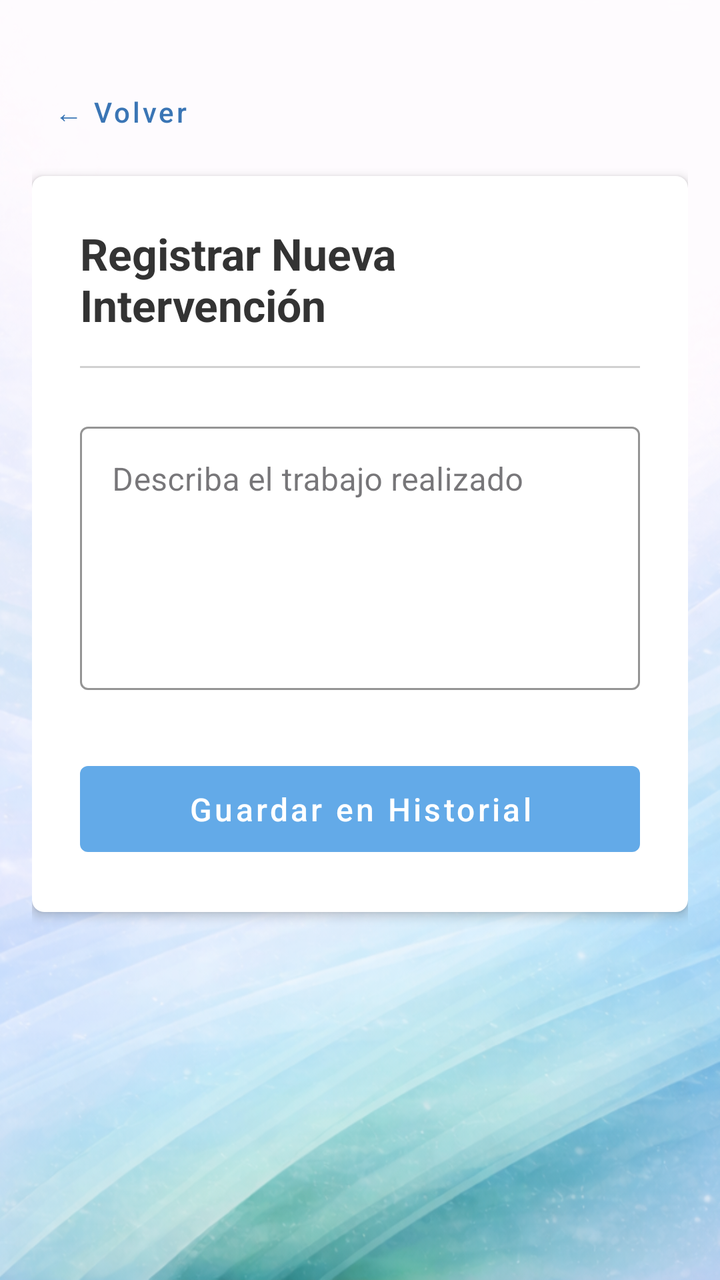
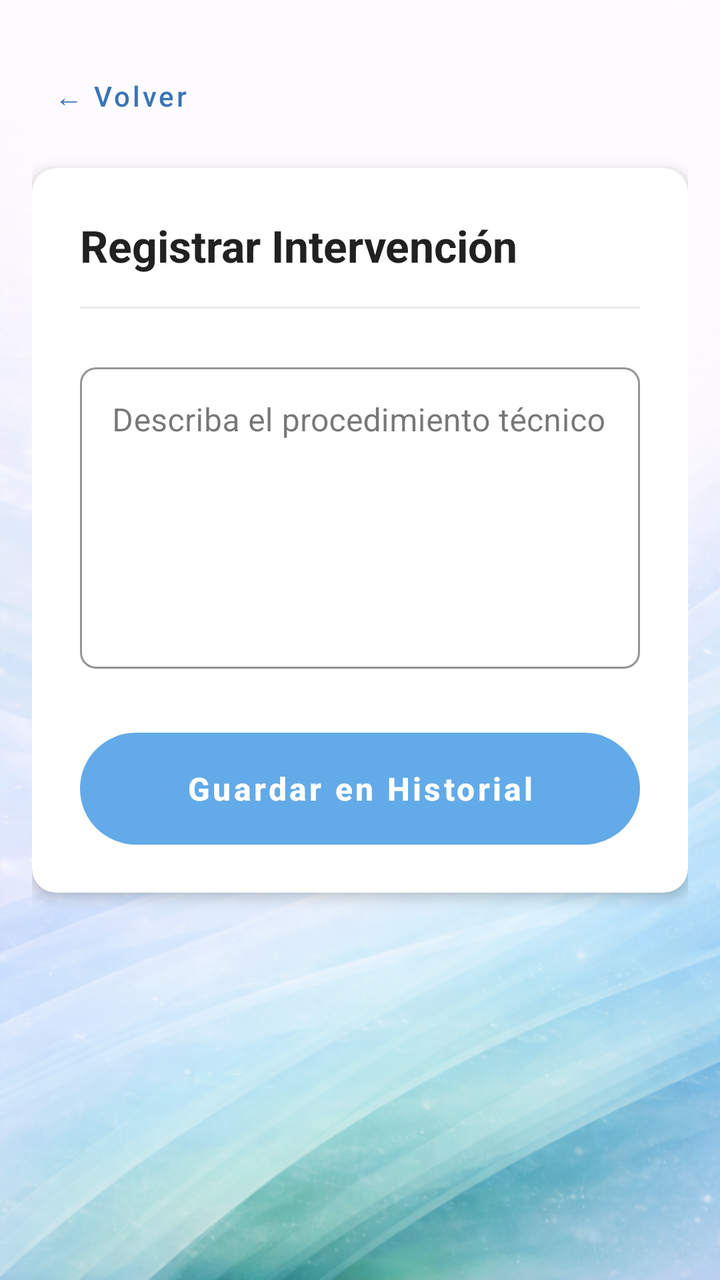

Screens rendered from an Android XML layout before and after an edit, with the pre-edit source and the edit as a unified diff.
<!-- AndroidManifest.xml: application theme Theme.GestionaveriasmovilequipoTYNSolutions -->
<!-- res/layout/fragment_intervencion.xml -->
<?xml version="1.0" encoding="utf-8"?>
<ScrollView xmlns:android="http://schemas.android.com/apk/res/android"
    xmlns:app="http://schemas.android.com/apk/res-auto"
    android:layout_width="match_parent"
    android:layout_height="match_parent"
    android:background="@drawable/fondo_interfaz_android"
    android:fillViewport="true">

    <androidx.constraintlayout.widget.ConstraintLayout
        android:layout_width="match_parent"
        android:layout_height="wrap_content"
        android:paddingHorizontal="16dp"
        android:paddingTop="32dp"
        android:paddingBottom="24dp">

        <com.google.android.material.button.MaterialButton
            android:id="@+id/btnVolver"
            style="@style/Widget.MaterialComponents.Button.TextButton"
            android:layout_width="wrap_content"
            android:layout_height="wrap_content"
            android:text="← Volver"
            android:textAllCaps="false"
            android:textColor="#3A75B5"
            android:textSize="14sp"
            app:layout_constraintStart_toStartOf="parent"
            app:layout_constraintTop_toTopOf="parent" />

        <com.google.android.material.card.MaterialCardView
            android:id="@+id/cardFormulario"
            android:layout_width="match_parent"
            android:layout_height="wrap_content"
            android:layout_marginTop="8dp"
            app:cardBackgroundColor="#FFFFFF"
            app:cardCornerRadius="6dp"
            app:cardElevation="3dp"
            app:strokeWidth="0dp"
            app:layout_constraintTop_toBottomOf="@id/btnVolver">

            <LinearLayout
                android:layout_width="match_parent"
                android:layout_height="wrap_content"
                android:orientation="vertical"
                android:padding="24dp">

                <TextView
                    android:layout_width="wrap_content"
                    android:layout_height="wrap_content"
                    android:text="Registrar Nueva Intervención"
                    android:textColor="#333333"
                    android:textSize="22sp"
                    android:textStyle="bold" />

                <View
                    android:layout_width="match_parent"
                    android:layout_height="1dp"
                    android:layout_marginTop="16dp"
                    android:background="#D1D1D1" />

                <com.google.android.material.textfield.TextInputLayout
                    style="@style/Widget.MaterialComponents.TextInputLayout.OutlinedBox"
                    android:layout_width="match_parent"
                    android:layout_height="wrap_content"
                    android:layout_marginTop="24dp"
                    android:hint="Describa el trabajo realizado"
                    app:boxCornerRadiusBottomEnd="4dp"
                    app:boxCornerRadiusBottomStart="4dp"
                    app:boxCornerRadiusTopEnd="4dp"
                    app:boxCornerRadiusTopStart="4dp"
                    app:boxStrokeColor="#63AAE8"
                    app:hintTextColor="#63AAE8">

                    <com.google.android.material.textfield.TextInputEditText
                        android:id="@+id/etDescripcionIntervencion"
                        android:layout_width="match_parent"
                        android:layout_height="wrap_content"
                        android:gravity="top"
                        android:inputType="textMultiLine"
                        android:minLines="5"
                        android:textColor="#333333"
                        android:textSize="16sp" />
                </com.google.android.material.textfield.TextInputLayout>

                <com.google.android.material.button.MaterialButton
                    android:id="@+id/btnGuardarIntervencion"
                    style="@style/Widget.MaterialComponents.Button.UnelevatedButton"
                    android:layout_width="match_parent"
                    android:layout_height="55dp"
                    android:layout_marginTop="32dp"
                    android:text="Guardar en Historial"
                    android:textAllCaps="false"
                    android:textSize="16sp"
                    app:backgroundTint="#63AAE8"
                    app:cornerRadius="4dp" />

            </LinearLayout>
        </com.google.android.material.card.MaterialCardView>

    </androidx.constraintlayout.widget.ConstraintLayout>
</ScrollView>
<!-- resources referenced by this layout -->
<resources>
  <!-- drawable fondo_interfaz_android: png bitmap (drawable, 527816 bytes) -->
  <style name="Theme.GestionaveriasmovilequipoTYNSolutions" parent="Base.Theme.GestionaveriasmovilequipoTYNSolutions" />
  <style name="Base.Theme.GestionaveriasmovilequipoTYNSolutions" parent="Theme.Material3.DayNight.NoActionBar">
          
          
      </style>
</resources>

<!-- the commit's change to res/layout/fragment_intervencion.xml (unified diff, before → after) -->
@@ -1,6 +1,7 @@
 <?xml version="1.0" encoding="utf-8"?>
 <ScrollView xmlns:android="http://schemas.android.com/apk/res/android"
     xmlns:app="http://schemas.android.com/apk/res-auto"
+    xmlns:tools="http://schemas.android.com/tools"
     android:layout_width="match_parent"
     android:layout_height="match_parent"
     android:background="@drawable/fondo_interfaz_android"
@@ -10,8 +11,8 @@
         android:layout_width="match_parent"
         android:layout_height="wrap_content"
         android:paddingHorizontal="16dp"
-        android:paddingTop="32dp"
-        android:paddingBottom="24dp">
+        android:paddingTop="24dp"
+        android:paddingBottom="32dp">
 
         <com.google.android.material.button.MaterialButton
             android:id="@+id/btnVolver"
@@ -29,10 +30,10 @@
             android:id="@+id/cardFormulario"
             android:layout_width="match_parent"
             android:layout_height="wrap_content"
-            android:layout_marginTop="8dp"
+            android:layout_marginTop="12dp"
             app:cardBackgroundColor="#FFFFFF"
-            app:cardCornerRadius="6dp"
-            app:cardElevation="3dp"
+            app:cardCornerRadius="12dp"
+            app:cardElevation="4dp"
             app:strokeWidth="0dp"
             app:layout_constraintTop_toBottomOf="@id/btnVolver">
 
@@ -45,8 +46,8 @@
                 <TextView
                     android:layout_width="wrap_content"
                     android:layout_height="wrap_content"
-                    android:text="Registrar Nueva Intervención"
-                    android:textColor="#333333"
+                    android:text="Registrar Intervención"
+                    android:textColor="#212121"
                     android:textSize="22sp"
                     android:textStyle="bold" />
 
@@ -54,6 +55,7 @@
                     android:layout_width="match_parent"
                     android:layout_height="1dp"
                     android:layout_marginTop="16dp"
+                    android:alpha="0.4"
                     android:background="#D1D1D1" />
 
                 <com.google.android.material.textfield.TextInputLayout
@@ -61,11 +63,11 @@
                     android:layout_width="match_parent"
                     android:layout_height="wrap_content"
                     android:layout_marginTop="24dp"
-                    android:hint="Describa el trabajo realizado"
-                    app:boxCornerRadiusBottomEnd="4dp"
-                    app:boxCornerRadiusBottomStart="4dp"
-                    app:boxCornerRadiusTopEnd="4dp"
-                    app:boxCornerRadiusTopStart="4dp"
+                    android:hint="Describa el procedimiento técnico"
+                    app:boxCornerRadiusBottomEnd="8dp"
+                    app:boxCornerRadiusBottomStart="8dp"
+                    app:boxCornerRadiusTopEnd="8dp"
+                    app:boxCornerRadiusTopStart="8dp"
                     app:boxStrokeColor="#63AAE8"
                     app:hintTextColor="#63AAE8">
 
@@ -75,7 +77,7 @@
                         android:layout_height="wrap_content"
                         android:gravity="top"
                         android:inputType="textMultiLine"
-                        android:minLines="5"
+                        android:minLines="6"
                         android:textColor="#333333"
                         android:textSize="16sp" />
                 </com.google.android.material.textfield.TextInputLayout>
@@ -84,13 +86,16 @@
                     android:id="@+id/btnGuardarIntervencion"
                     style="@style/Widget.MaterialComponents.Button.UnelevatedButton"
                     android:layout_width="match_parent"
-                    android:layout_height="55dp"
+                    android:layout_height="56dp"
                     android:layout_marginTop="32dp"
                     android:text="Guardar en Historial"
                     android:textAllCaps="false"
                     android:textSize="16sp"
+                    android:textStyle="bold"
                     app:backgroundTint="#63AAE8"
-                    app:cornerRadius="4dp" />
+                    app:cornerRadius="28dp"
+                    android:insetTop="0dp"
+                    android:insetBottom="0dp" />
 
             </LinearLayout>
         </com.google.android.material.card.MaterialCardView>
